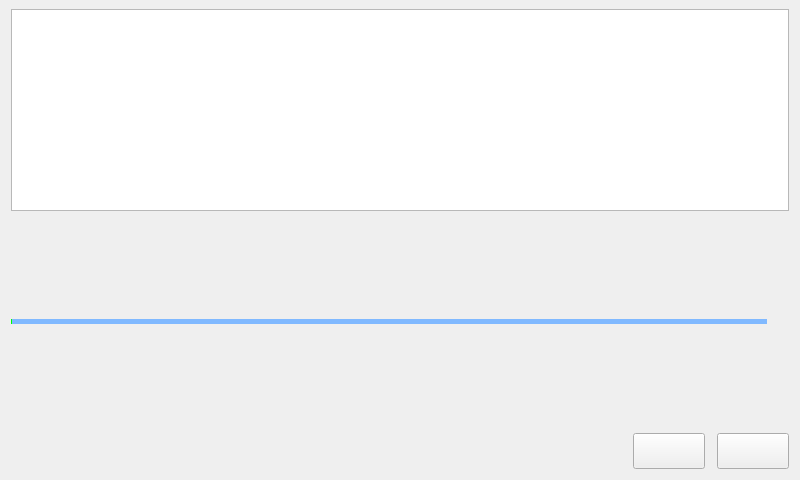
Old version of the form csrplayer.ui in the repository c9o/player.
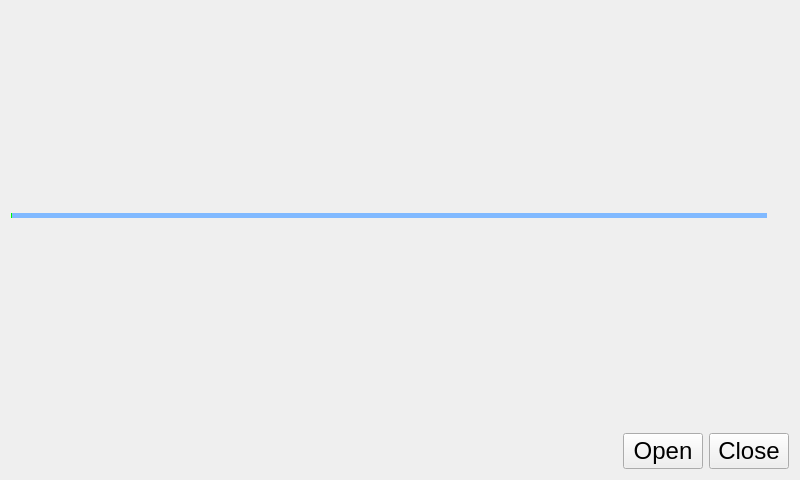
New version of the form. Icons and pictures are not drawn. Custom widgets are drawn as their Qt base class.

The edit to the form file:
```diff
--- a/csrplayer.ui
+++ b/csrplayer.ui
@@ -121,31 +121,6 @@
         <property name="sizeConstraint">
          <enum>QLayout::SetDefaultConstraint</enum>
         </property>
-        <item>
-         <widget class="QListView" name="playlistView">
-          <property name="sizePolicy">
-           <sizepolicy hsizetype="Minimum" vsizetype="Minimum">
-            <horstretch>0</horstretch>
-            <verstretch>0</verstretch>
-           </sizepolicy>
-          </property>
-          <property name="minimumSize">
-           <size>
-            <width>0</width>
-            <height>0</height>
-           </size>
-          </property>
-          <property name="maximumSize">
-           <size>
-            <width>800</width>
-            <height>600</height>
-           </size>
-          </property>
-          <property name="styleSheet">
-           <string notr="true"/>
-          </property>
-         </widget>
-        </item>
        </layout>
       </item>
       <item>
@@ -190,6 +165,9 @@
           </property>
          </spacer>
         </item>
+        <item>
+         <widget class="PlayerControls" name="controls" native="true"/>
+        </item>
         <item>
          <widget class="QPushButton" name="openButton">
           <property name="minimumSize">
@@ -199,25 +177,14 @@
            </size>
           </property>
           <property name="text">
-           <string/>
-          </property>
-          <property name="icon">
-           <iconset>
-            <normaloff>Resources/icon_buttons/ic_btn_open.png</normaloff>Resources/icon_buttons/ic_btn_open.png</iconset>
+           <string>Open</string>
           </property>
          </widget>
         </item>
-        <item>
-         <widget class="PlayerControls" name="controls" native="true"/>
-        </item>
         <item>
          <widget class="QPushButton" name="closeButton">
           <property name="text">
-           <string/>
-          </property>
-          <property name="icon">
-           <iconset>
-            <normaloff>Resources/icon_buttons/ic_close.png</normaloff>Resources/icon_buttons/ic_close.png</iconset>
+           <string>Close</string>
           </property>
          </widget>
         </item>
```
